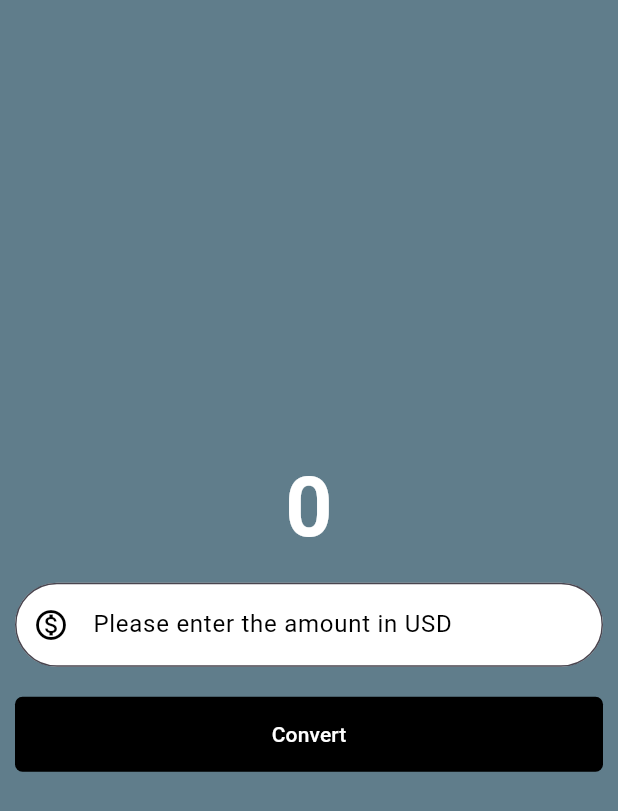
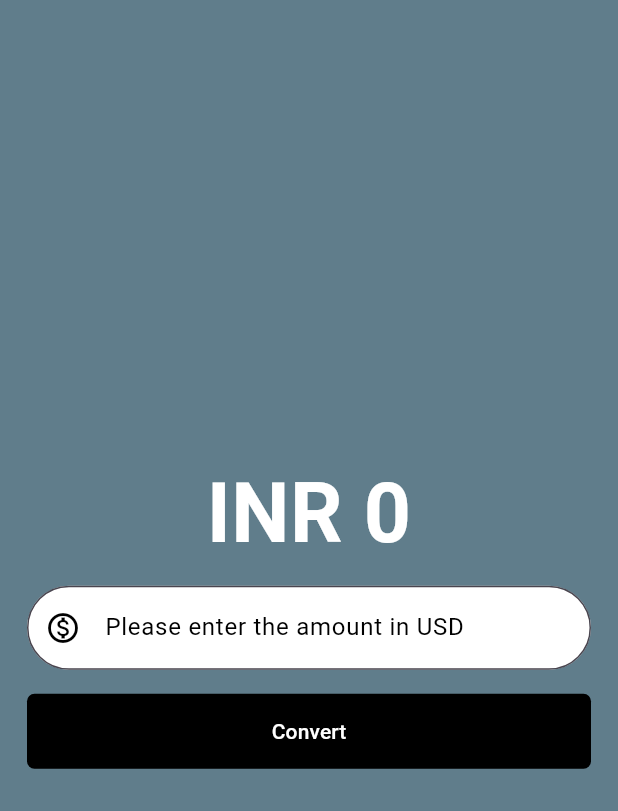
Before and after one commit to emmyliano/currency_converter, a Flutter app: the screen it shows after launch, after a tap on "Convert", on a phone screen of 412 x 824 dp. Shown: the top 811 px of the screen. Run offline on Flutter 3.47's test engine with Material 3 defaults, Android fonts, the phone set to English and light mode, and no system bars.

```diff
--- a/lib/currency_converter_material_page.dart
+++ b/lib/currency_converter_material_page.dart
@@ -13,9 +13,15 @@ class _CurrencyConverterMaterialPageState
   double result = 0;
 
   final TextEditingController textEditingController = TextEditingController();
-  void convert() {
-    result = double.parse(textEditingController.text) * 80;
-    setState(() {});
+  // void convert() {
+  //   result = double.parse(textEditingController.text) * 80;
+  //   setState(() {});
+  // }
+
+  @override
+  void dispose() {
+    textEditingController.dispose();
+    super.dispose();
   }
 
   @override
@@ -23,19 +29,22 @@ class _CurrencyConverterMaterialPageState
     return Scaffold(
       backgroundColor: Colors.blueGrey,
       body: Center(
+        child: Padding(
+          padding: const EdgeInsets.all(10.0),
           child: Column(
             mainAxisAlignment: MainAxisAlignment.center,
             children: [
-            const Text(
-              '0',
-              style: TextStyle(
+              Text(
+                'INR ${result !=0 ? result.toStringAsFixed(3) : result.toStringAsFixed(0)}',
+                style: const TextStyle(
                   fontSize: 55,
                   fontWeight: FontWeight.bold,
                   color: Color.fromARGB(255, 255, 255, 255),
                 ),
               ),
+
               Padding(
-              padding: const EdgeInsets.all(10.0),
+                padding: const EdgeInsets.all(8.0),
                 child: TextField(
                   style: const TextStyle(
                     color: Colors.black,
@@ -59,10 +68,14 @@ class _CurrencyConverterMaterialPageState
                   ),
                 ),
               ),
+
               Padding(
-              padding: const EdgeInsets.all(10),
+                padding: const EdgeInsets.all(8.0),
                 child: TextButton(
-                onPressed: () {},
+                  onPressed: () {
+                    result = double.parse(textEditingController.text) * 81;
+                    setState(() {});
+                  },
                   style: ButtonStyle(
                       backgroundColor:
                           const MaterialStatePropertyAll(Colors.black),
@@ -82,6 +95,7 @@ class _CurrencyConverterMaterialPageState
             ],
           ),
         ),
+      ),
     );
   }
 }
--- a/lib/main.dart
+++ b/lib/main.dart
@@ -6,12 +6,18 @@ void main() {
   runApp(const MyApp());
 }
 
-class MyApp extends StatelessWidget {
+class MyApp extends StatefulWidget {
   const MyApp({super.key});
 
   @override
+  State<MyApp> createState() => _MyAppState();
+}
+
+class _MyAppState extends State<MyApp> {
+  @override
   Widget build(BuildContext context) {
     return const MaterialApp(
+      debugShowCheckedModeBanner: false,
       home: CurrencyConverterMaterialPage(),
     );
   }
```
Lines whose indentation alone changed are shown as unchanged.
